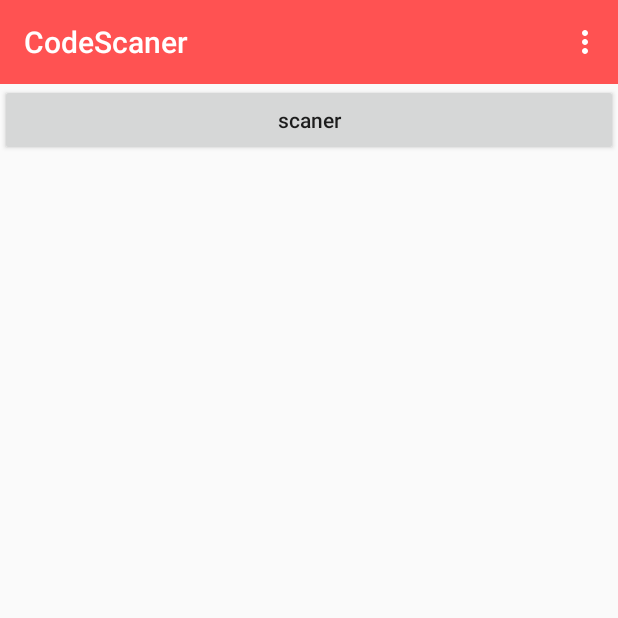
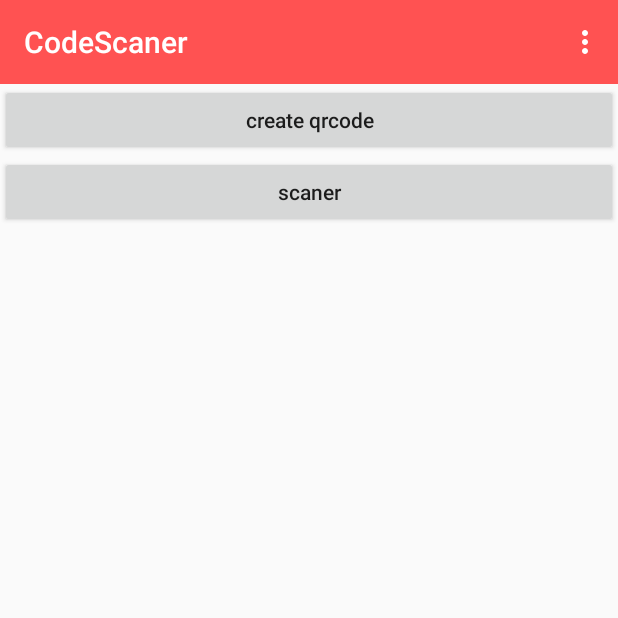
Before and after one commit to kkyflying/CodeScaner, an Android app: the screen it shows after launch (MainActivity), on a phone screen of 412 x 824 dp, the top half of it. Run offline under Robolectric (Android 15) with nearby library versions, the phone set to English and light mode, and no system bars; our stand-ins replace ButterKnife.

Commit message:
添加动态创建二维码

```diff
--- a/app/src/main/java/com/kky/codescaner/MainActivity.java
+++ b/app/src/main/java/com/kky/codescaner/MainActivity.java
@@ -27,6 +27,8 @@ public class MainActivity extends BaseActivity {
 
     private static final String TAG = MainActivity.class.getSimpleName();
 
+    @BindView(R.id.btnCreateQrcode)
+    Button btnCreateQrcode;
     @BindView(R.id.btnScaner)
     Button btnScaner;
     @BindView(R.id.tvReuslt)
@@ -57,6 +59,11 @@ public class MainActivity extends BaseActivity {
     @OnClick(R.id.btnScaner)
     public void onViewClickedScaner() {
         getPermission();
+    }
+
+    @OnClick(R.id.btnCreateQrcode)
+    public void onViewClickedCreateQrcode(){
+        startActivity(new Intent(MainActivity.this,CreateQrcodeActivity.class));
     }
 
     @OnClick(R.id.btnCopy)
--- a/app/src/main/res/layout/activity_main.xml
+++ b/app/src/main/res/layout/activity_main.xml
@@ -17,11 +17,21 @@
         />
 
     <Button
+        android:text="create qrcode"
+        android:id="@+id/btnCreateQrcode"
+        android:layout_width="0dp"
+        android:layout_height="wrap_content"
+        app:layout_constraintRight_toRightOf="parent"
+        app:layout_constraintLeft_toLeftOf="parent"
+        app:layout_constraintTop_toBottomOf="@id/toolbar"
+        />
+
+    <Button
         android:id="@+id/btnScaner"
         android:text="scaner"
         android:layout_width="0dp"
         android:layout_height="wrap_content"
-        app:layout_constraintTop_toBottomOf="@id/toolbar"
+        app:layout_constraintTop_toBottomOf="@id/btnCreateQrcode"
         app:layout_constraintRight_toRightOf="parent"
         app:layout_constraintLeft_toLeftOf="parent"
         />
@@ -49,6 +59,4 @@
         app:layout_constraintLeft_toLeftOf="parent"
         />
 
-
-
 </android.support.constraint.ConstraintLayout>
```
Also changed, not shown: app/src/main/AndroidManifest.xml (+8 -2 lines), app/src/main/java/com/kky/codescaner/CreateQrcodeActivity.java (added, +61 -0 lines), app/src/main/res/layout/activity_create_qrcode.xml (added, +37 -0 lines).
